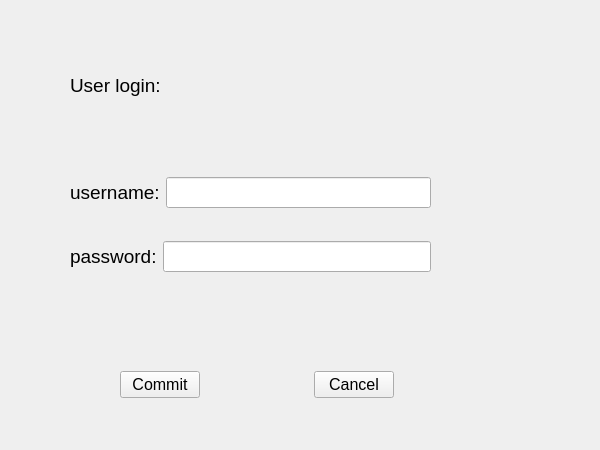
First picture: the form in project1-qt/uloginwidget.ui, repository cjh-0806/NJU-advanced-programming-project1-qt, before the edit.
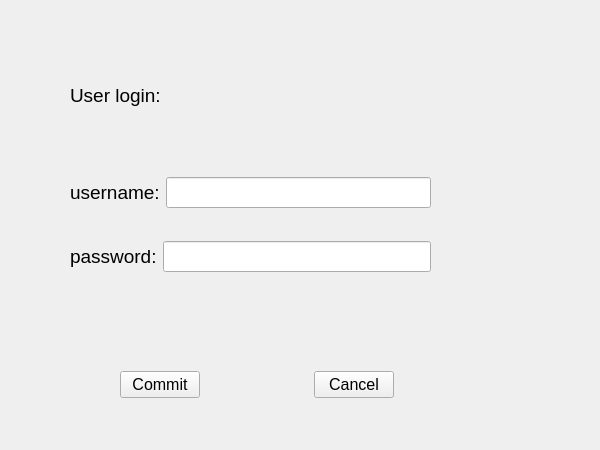
Second picture: the form after the edit.

```diff
--- a/project1-qt/uloginwidget.ui
+++ b/project1-qt/uloginwidget.ui
@@ -78,9 +78,9 @@
    <property name="geometry">
     <rect>
      <x>70</x>
-     <y>60</y>
+     <y>80</y>
      <width>360</width>
-     <height>50</height>
+     <height>31</height>
     </rect>
    </property>
    <property name="font">
```
